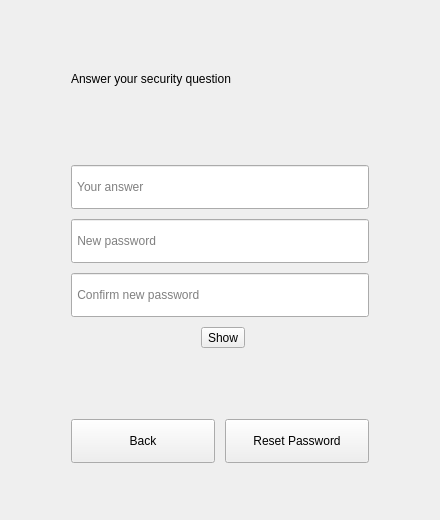
imndllnuri/students-attendance-app, file ui/reset_password_window.ui: the form before one commit.
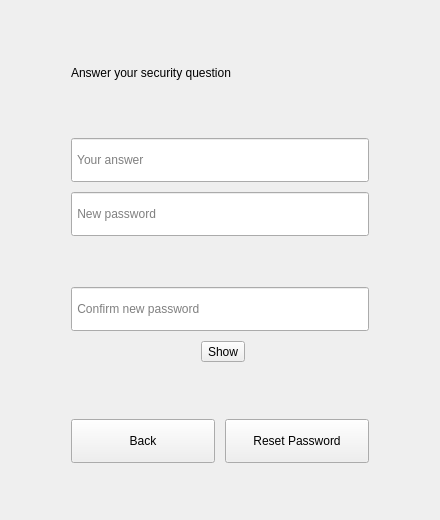
The form after the commit. The open tabs and pages were chosen to show the change.

Commit message:
#1: Password strength indicator
Live weak/medium/strong indicator on password-creation fields
(create account, reset password, settings change-password), driven by
shared/validation.py:password_strength() and colored via theme.qss.

What changed in the file:
```diff
--- a/ui/reset_password_window.ui
+++ b/ui/reset_password_window.ui
@@ -127,6 +127,11 @@
                  <property name="placeholderText"><string> New password</string></property>
                 </widget>
                </item>
+               <item>
+                <widget class="QLabel" name="new_password_strength_lbl">
+                 <property name="text"><string/></property>
+                </widget>
+               </item>
                <item>
                 <widget class="QLineEdit" name="confirm_password_le">
                  <property name="minimumSize"><size><width>0</width><height>44</height></size></property>
```
The commit also changes 9 other files.
